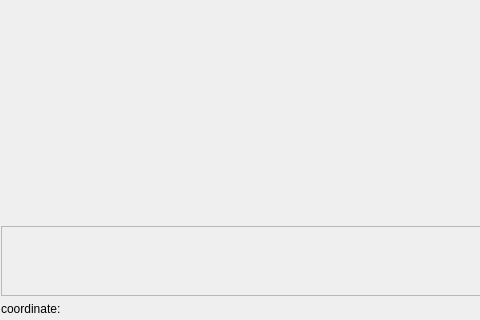
First picture: the form in src/cppVISUAL/GenomeVisualizationWidget.ui, repository imgag/ngs-bits, before the edit; both pictures show x 0 to 480 and y 380 to 700 of the 1000 by 700 pixel window.
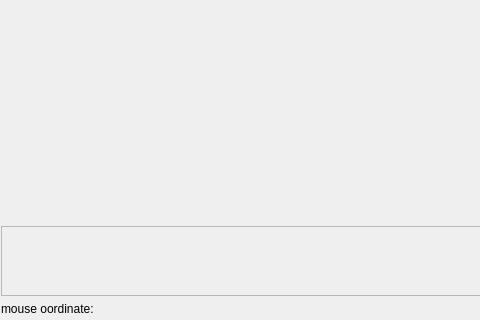
Second picture: the form after the edit. Custom widgets are drawn as their Qt base class.

The edit to the form file:
```diff
--- a/src/cppVISUAL/GenomeVisualizationWidget.ui
+++ b/src/cppVISUAL/GenomeVisualizationWidget.ui
@@ -195,7 +195,7 @@
      <item>
       <widget class="QLabel" name="label">
        <property name="text">
-        <string>coordinate:</string>
+        <string>mouse oordinate:</string>
        </property>
       </widget>
      </item>
```
